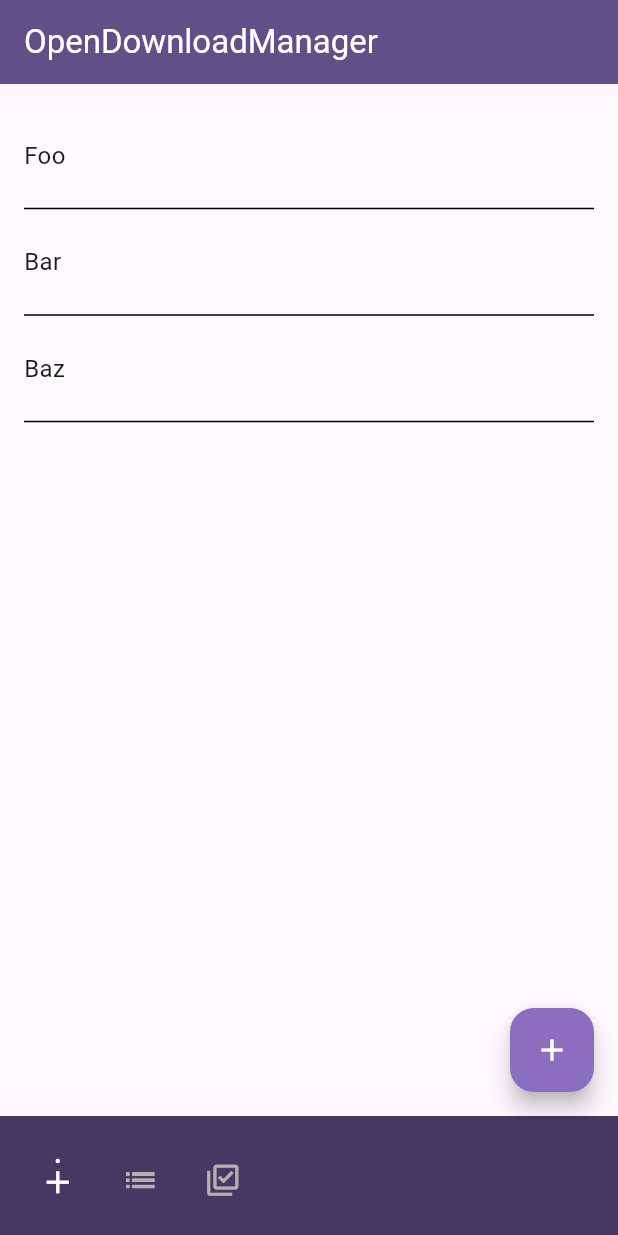
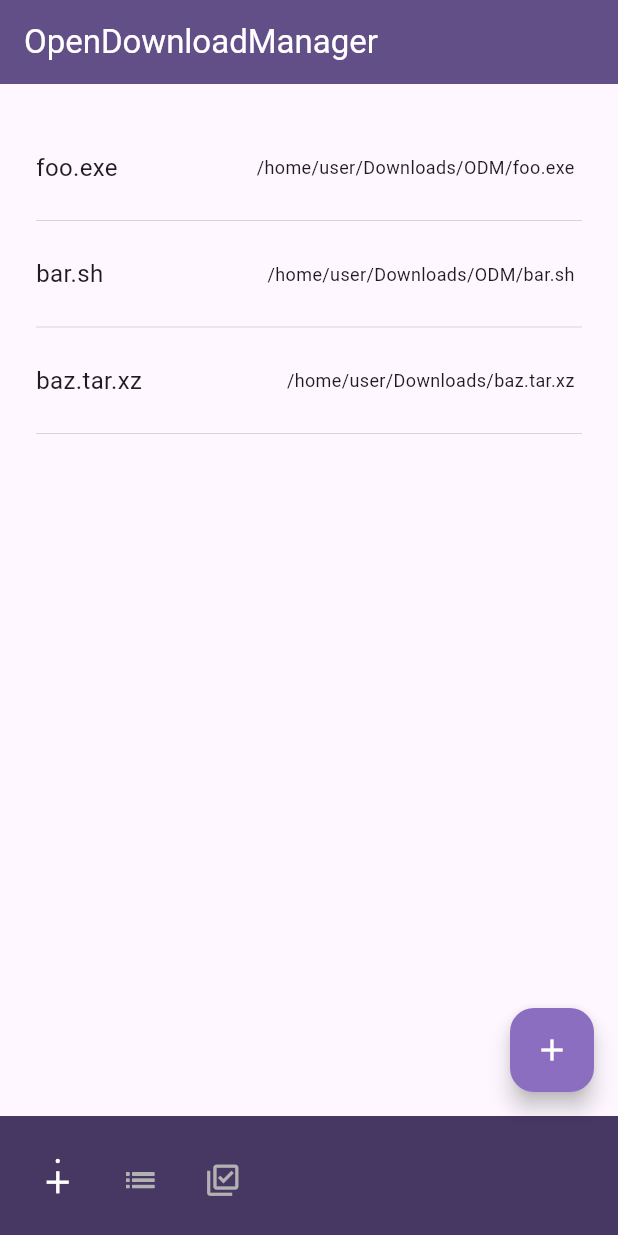
Before and after one commit to aaaamida/midtest, a Flutter app: the screen it shows after launch, on a phone screen of 412 x 824 dp. Run offline on Flutter 3.47's test engine with Material 3 defaults, Android fonts, the phone set to English and light mode, and no system bars.

Commit message:
added more stuff

```diff
--- a/lib/main.dart
+++ b/lib/main.dart
@@ -32,7 +32,7 @@ class MyHomePage extends StatefulWidget {
 class _MyHomePageState extends State<MyHomePage> {
         int selectedItem = 0;
         static var div = const Divider(
-                thickness: 1,
+                thickness: 0.1,
                 indent: 16,
                 endIndent: 16,
                 color: Color(0xFF000000)
@@ -50,8 +50,7 @@ class _MyHomePageState extends State<MyHomePage> {
                 showDialog(
                         context: context,
                         builder: (BuildContext context) => AlertDialog(
-
-                                title: const Text("Foo", style: TextStyle(color: Color(0xFFFFFFFF))),
+                                title: const Text("Foo", style: TextStyle(color: Color(0x00000000))),
                                 content: SizedBox(
                                         width: MediaQuery.of(context).size.width / 3,
                                         child: Column(
@@ -86,17 +85,18 @@ class _MyHomePageState extends State<MyHomePage> {
                         ),
                         // ignore: prefer_const_constructors
                         body: Center(
-                                child: Column(
-                                        mainAxisAlignment: MainAxisAlignment.start,
-                                        children: [
+                                child: Padding(
+                                        padding: const EdgeInsets.all(8),
+                                        child: Column(children: [
                                                 const SizedBox(height: 20),
-                                                const DownloadsListItems(title: "Foo"),
+                                                const DownloadsListItems(title: "foo.exe", path: "/home/user/Downloads/ODM/foo.exe"),
                                                 div,
-                                                const DownloadsListItems(title: "Bar"),
+                                                const DownloadsListItems(title: "bar.sh", path: "/home/user/Downloads/ODM/bar.sh"),
                                                 div,
-                                                const DownloadsListItems(title: "Baz"),
+                                                const DownloadsListItems(title: "baz.tar.xz", path: "/home/user/Downloads/baz.tar.xz"),
                                                 div
-                                        ],
+                                                ]
+                                        ),
                                 ),
                         ),
                         bottomNavigationBar: BottomAppBar(
@@ -156,8 +156,9 @@ class _MyHomePageState extends State<MyHomePage> {
 }
 
 class DownloadsListItems extends StatelessWidget {
-        const DownloadsListItems({super.key, required this.title});
+        const DownloadsListItems({super.key, required this.title, required this.path});
         final String title;
+        final String path;
 
         @override
         Widget build(BuildContext context) {
@@ -168,7 +169,9 @@ class DownloadsListItems extends StatelessWidget {
                                 children: [
                                         const SizedBox(height: 10),
                                         Text(title, style: const TextStyle(fontSize: 16)),
-                                        const SizedBox(height: 10),
+                                        const Expanded(flex: 6, child: SizedBox(height: 10)),
+                                        Text(path, style: const TextStyle(fontSize: 12)),
+                                        const Expanded(flex: 0, child: SizedBox(height: 10, width: 5))
                                 ],
                         ),
                 );
```
